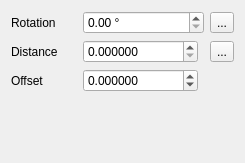
The window that src/ui/symbollayer/widget_linepatternfill.ui (carsmie/QGIS) describes before a commit, drawn with Qt 5.
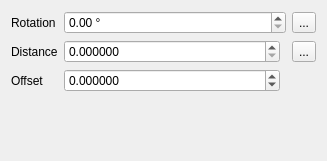
The same window after the commit. Custom widgets are drawn as their Qt base class.

Commit message: Some symbol layer widget fixes: - Fix broken shapeburst fill widget - Tweak stretch behaviour of some widgets

Patch:
```diff
--- a/src/ui/symbollayer/widget_linepatternfill.ui
+++ b/src/ui/symbollayer/widget_linepatternfill.ui
@@ -6,14 +6,14 @@
    <rect>
     <x>0</x>
     <y>0</y>
-    <width>245</width>
-    <height>163</height>
+    <width>327</width>
+    <height>161</height>
    </rect>
   </property>
   <property name="windowTitle">
    <string>Form</string>
   </property>
-  <layout class="QGridLayout" name="gridLayout">
+  <layout class="QGridLayout" name="gridLayout" columnstretch="0,1,0">
    <item row="0" column="0">
     <widget class="QLabel" name="mRotationLabel">
      <property name="text">
```
The commit also changes 7 other files.
